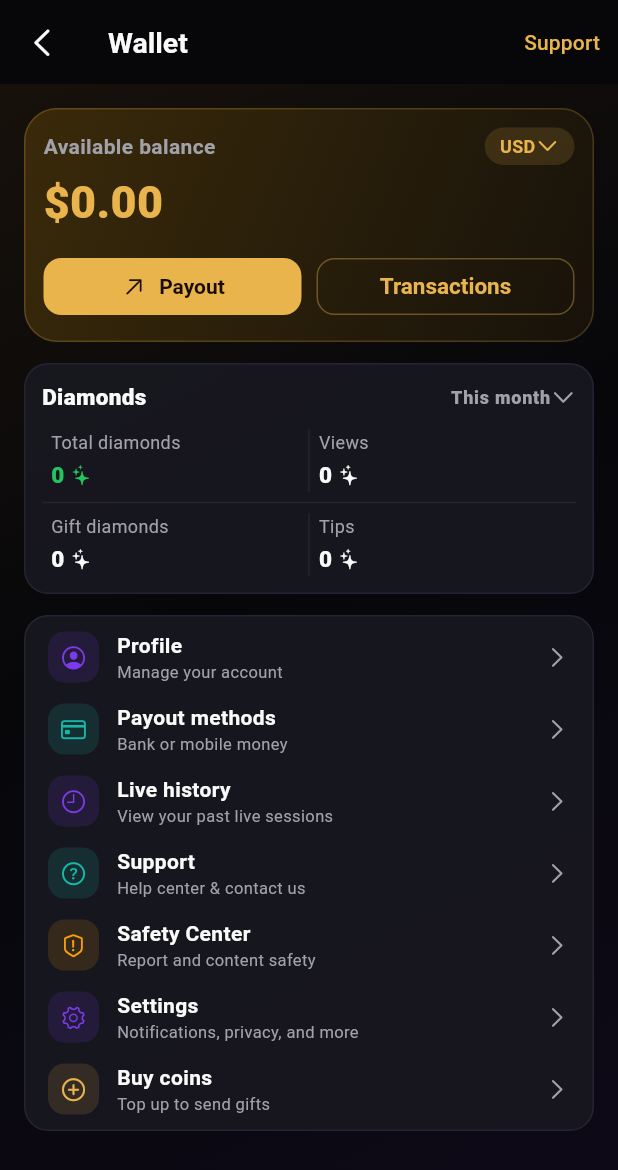
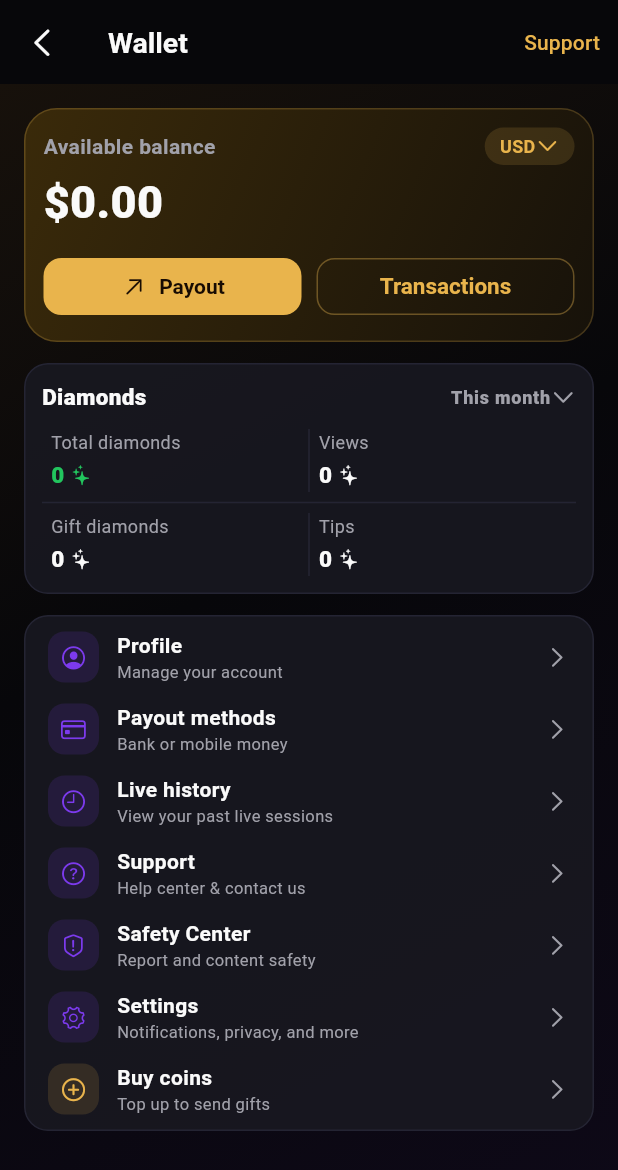
Before and after one commit to Thepluscode/afristage, a Flutter app: the HomeShell screen opened directly, item 5 of the bottom bar chosen, after a tap on "Wallet", on a phone screen of 412 x 824 dp. Shown: the top 1170 px of the screen. Run offline on Flutter 3.47's test engine with Material 3 defaults, Android fonts, the phone set to English and light mode, and no system bars; our stand-ins replace flutter_secure_storage, image_picker, socket_io_client; missing offline and left inert: livekit_client; accounts and stored records are empty; network calls fail.

Commit message:
Lead mobile discovery with live content (#307)

```diff
--- a/apps/mobile/lib/main.dart
+++ b/apps/mobile/lib/main.dart
@@ -158,6 +158,8 @@ class _HomeShellState extends State<HomeShell> {
           selectedIcon: Icon(CupertinoIcons.person_fill),
           label: 'Profile'),
     ];
+    final navAccent = isCreator ? AfriColors.broadcast : AfriColors.action;
+    final navTheme = Theme.of(context).navigationBarTheme;
     final safeIndex = _index.clamp(0, pages.length - 1);
     return Scaffold(
       body: pages[safeIndex],
@@ -165,10 +167,34 @@ class _HomeShellState extends State<HomeShell> {
         decoration: const BoxDecoration(
           border: Border(top: BorderSide(color: AfriColors.border)),
         ),
-        child: NavigationBar(
-          selectedIndex: safeIndex,
-          onDestinationSelected: (value) => setState(() => _index = value),
-          destinations: destinations,
+        child: NavigationBarTheme(
+          data: navTheme.copyWith(
+            indicatorColor: navAccent.withValues(alpha: 0.14),
+            labelTextStyle: WidgetStateProperty.resolveWith(
+              (states) => TextStyle(
+                fontSize: 10,
+                fontWeight: states.contains(WidgetState.selected)
+                    ? FontWeight.w800
+                    : FontWeight.w600,
+                color: states.contains(WidgetState.selected)
+                    ? navAccent
+                    : AfriColors.mutedText,
+              ),
+            ),
+            iconTheme: WidgetStateProperty.resolveWith(
+              (states) => IconThemeData(
+                size: 21,
+                color: states.contains(WidgetState.selected)
+                    ? navAccent
+                    : AfriColors.mutedText,
+              ),
+            ),
+          ),
+          child: NavigationBar(
+            selectedIndex: safeIndex,
+            onDestinationSelected: (value) => setState(() => _index = value),
+            destinations: destinations,
+          ),
         ),
       ),
     );
--- a/apps/mobile/lib/screens/wallet_screen.dart
+++ b/apps/mobile/lib/screens/wallet_screen.dart
@@ -183,7 +183,7 @@ class _WalletScreenState extends State<WalletScreen> {
                 icon: CupertinoIcons.creditcard,
                 title: 'Payout methods',
                 subtitle: 'Bank or mobile money',
-                accent: AfriColors.teal,
+                accent: AfriColors.purple,
                 onTap: () => Navigator.push(
                     context,
                     MaterialPageRoute(
@@ -199,14 +199,14 @@ class _WalletScreenState extends State<WalletScreen> {
                 icon: CupertinoIcons.question_circle,
                 title: 'Support',
                 subtitle: 'Help center & contact us',
-                accent: AfriColors.teal,
+                accent: AfriColors.purple,
                 onTap: () => Navigator.push(context,
                     MaterialPageRoute(builder: (_) => const SupportScreen()))),
             AfriMenuRow(
                 icon: CupertinoIcons.exclamationmark_shield,
                 title: 'Safety Center',
                 subtitle: 'Report and content safety',
-                accent: AfriColors.warning,
+                accent: AfriColors.purple,
                 onTap: () => ScaffoldMessenger.of(context).showSnackBar(
                     const SnackBar(
                         content: Text(
--- a/apps/mobile/lib/widgets/afri_live.dart
+++ b/apps/mobile/lib/widgets/afri_live.dart
@@ -666,7 +666,7 @@ class AfriBalanceCard extends StatelessWidget {
             style: const TextStyle(
                 fontSize: 30,
                 fontWeight: FontWeight.w900,
-                color: AfriColors.gold)),
+                color: AfriColors.text)),
         const SizedBox(height: 10),
         Row(children: [
           Expanded(
```
Also changed, not shown: apps/mobile/lib/screens/feed_screen.dart (+29 -125 lines), qa-mobile-reference-current.png, 3 other files.
